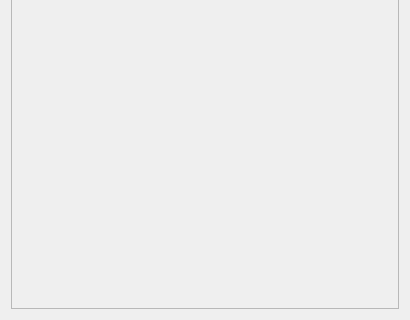
Above: VideoPlayer/homepage.ui from sc22be/UI_COURSEWORK_FORK before the change; both pictures show x 0 to 410 and y 213 to 533 of the 410 by 533 pixel window. Below: the same form after it.
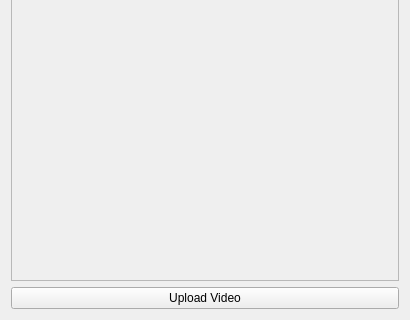
That is the form after the change. Icons and pictures are not drawn.

Commit message: added scroll area

What changed in the file:
```diff
--- a/VideoPlayer/homepage.ui
+++ b/VideoPlayer/homepage.ui
@@ -61,12 +61,19 @@
         <x>0</x>
         <y>0</y>
         <width>390</width>
-        <height>425</height>
+        <height>397</height>
        </rect>
       </property>
      </widget>
     </widget>
    </item>
+   <item>
+    <widget class="QPushButton" name="pushButton">
+     <property name="text">
+      <string>Upload Video</string>
+     </property>
+    </widget>
+   </item>
   </layout>
  </widget>
  <resources/>
```
The commit also changes 1 other file.
